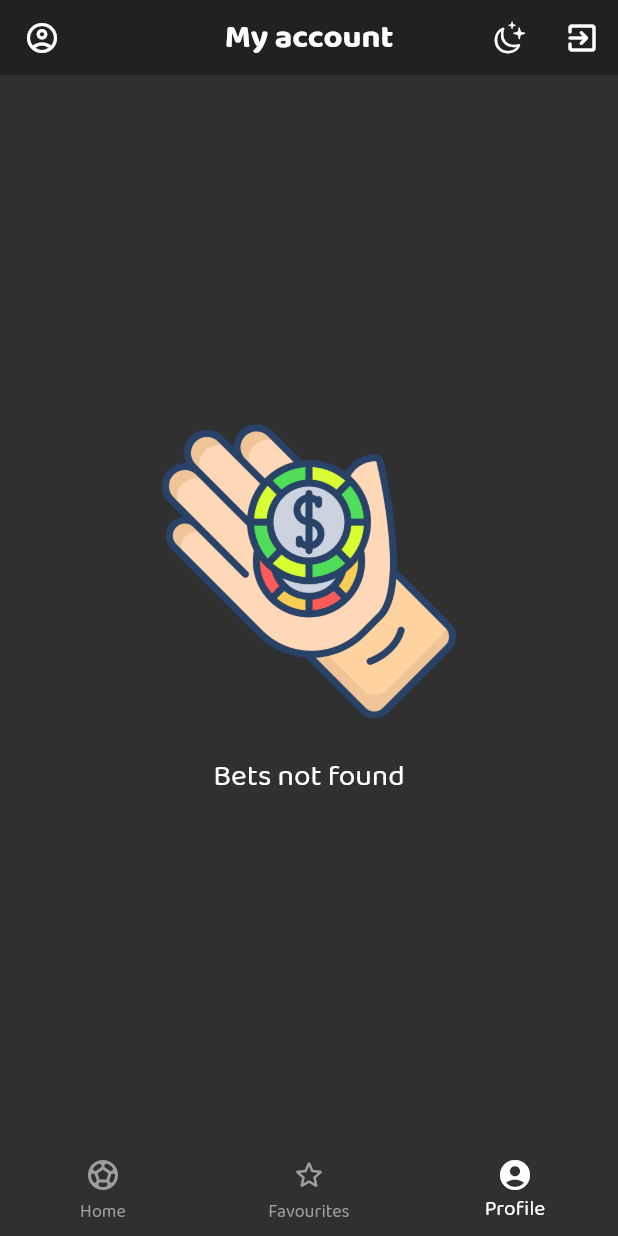
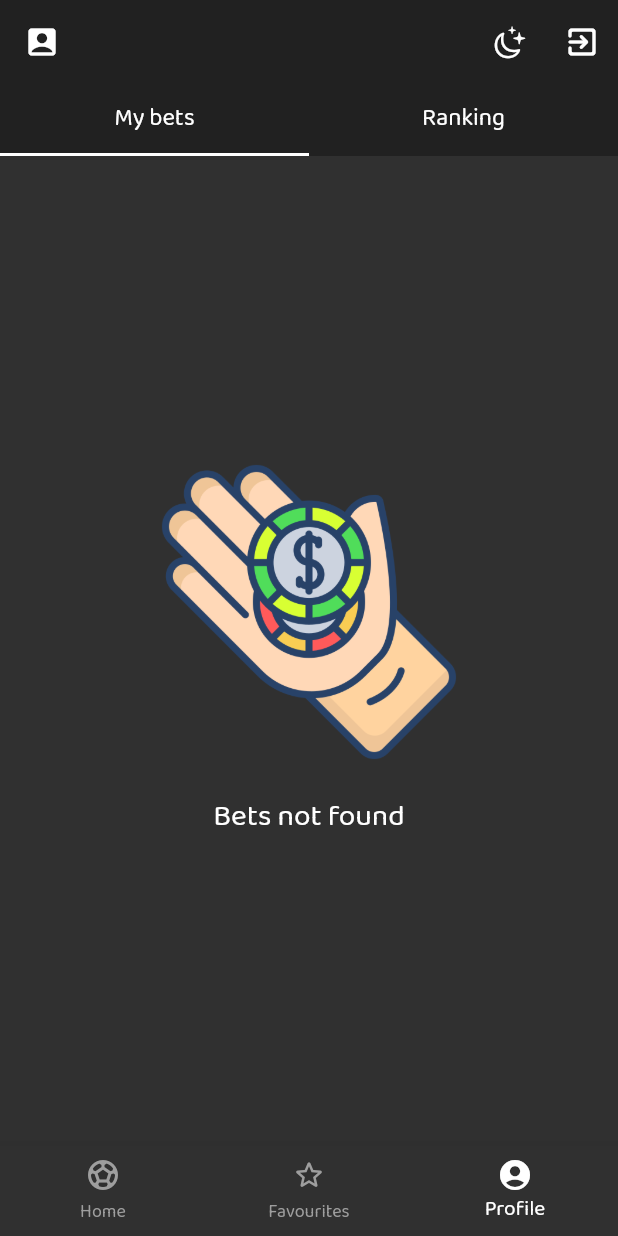
Before and after one commit to nowakmikolaj/football_app, a Flutter app: the screen it shows once a user with an empty profile is signed in, item 3 of the bottom bar chosen, on a phone screen of 412 x 824 dp. Run offline on Flutter 3.47's test engine with Material 2 defaults, Android fonts, the phone set to English and light mode, and no system bars; our stand-ins replace cloud_firestore, email_validator, firebase_auth, firebase_core, flutter_svg, grouped_list; accounts and stored records are empty.

Commit message:
Add ranking

```diff
--- a/lib/screens/profile_screen.dart
+++ b/lib/screens/profile_screen.dart
@@ -2,16 +2,13 @@ import 'package:firebase_auth/firebase_auth.dart';
 import 'package:flutter/material.dart';
 import 'package:football_app/datasources/firestore_data_source.dart';
 import 'package:football_app/models/bet.dart';
-import 'package:football_app/screens/fixture_details_screen.dart';
 import 'package:football_app/utils/actions.dart';
-import 'package:football_app/utils/app_padding.dart';
 import 'package:football_app/utils/app_size.dart';
-import 'package:football_app/utils/assets.dart';
 import 'package:football_app/utils/resources.dart';
 import 'package:football_app/widgets/center_indicator.dart';
-import 'package:football_app/widgets/custom_appbar.dart';
-import 'package:football_app/widgets/fixture_header.dart';
-import 'package:football_app/widgets/lists/empty_list.dart';
+import 'package:football_app/widgets/custom_tabbar.dart';
+import 'package:football_app/widgets/lists/bets_list.dart';
+import 'package:football_app/widgets/lists/ranking_list.dart';
 
 class ProfileScreen extends StatefulWidget {
   const ProfileScreen({super.key});
@@ -27,6 +24,11 @@ class _ProfileScreenState extends State<ProfileScreen> {
     _bets = FirestoreDataSource.instance.getBetsByUser();
   }
 
+  static const List<Widget> _tabs = [
+    CustomTabBar(name: Resources.tabBarBets),
+    CustomTabBar(name: Resources.ranking),
+  ];
+
   @override
   void initState() {
     super.initState();
@@ -37,12 +39,28 @@ class _ProfileScreenState extends State<ProfileScreen> {
   Widget build(BuildContext context) {
     final user = FirebaseAuth.instance.currentUser!;
 
-    return Scaffold(
-      appBar: CustomAppBar(
-        data: Resources.profileSceenTitle,
-        icon: Icons.account_circle_outlined,
-        backOnTap: false,
+    return DefaultTabController(
+      length: _tabs.length,
+      child: Scaffold(
+        appBar: AppBar(
+          bottom: TabBar(
+            tabs: _tabs,
+            indicatorColor: Theme.of(context).brightness == Brightness.dark
+                ? Colors.white
+                : Colors.black,
+          ),
+          elevation: 0.0,
+          centerTitle: true,
+          leading: const Icon(Icons.account_box_rounded),
+          title: Text(
+            user.email!,
+            style: const TextStyle(
+              fontWeight: FontWeight.bold,
+              fontSize: FontSize.appBarTitle,
+            ),
+          ),
           actions: [
+            getThemeModeAction(context),
             getActionSignOut(),
           ],
         ),
@@ -53,124 +71,18 @@ class _ProfileScreenState extends State<ProfileScreen> {
                 if (snapshot.connectionState == ConnectionState.done &&
                     snapshot.hasData) {
                   final bets = snapshot.data ?? [];
-                return bets.isNotEmpty
-                    ? ListView(
-                        physics: const BouncingScrollPhysics(),
+                  return TabBarView(
                     children: [
-                          Container(
-                            decoration: BoxDecoration(
-                              color: Theme.of(context).brightness ==
-                                      Brightness.dark
-                                  ? Colors.black.withOpacity(0.3)
-                                  : Colors.grey[400],
-                            ),
-                            padding: const EdgeInsets.only(
-                              top: AppPadding.p20,
-                              bottom: AppPadding.p20,
-                            ),
-                            child: Column(
-                              mainAxisAlignment: MainAxisAlignment.spaceBetween,
-                              children: [
-                                CircleAvatar(
-                                  backgroundColor:
-                                      Theme.of(context).brightness ==
-                                              Brightness.dark
-                                          ? Colors.grey[600]
-                                          : Colors.grey[400],
-                                  radius: AppSize.s30,
-                                  child: const SizedBox(
-                                    child: Image(
-                                      image: AssetImage(Assets.loginUser),
-                                    ),
-                                  ),
-                                ),
-                                const SizedBox(
-                                  height: AppSize.s15,
-                                ),
-                                Text(
-                                  user.email!,
-                                  textAlign: TextAlign.center,
-                                  style: const TextStyle(
-                                    fontSize: FontSize.subTitle,
-                                    fontWeight: FontWeights.semiBold,
-                                  ),
-                                ),
-                                const SizedBox(height: AppSize.s10),
-                                Text(
-                                  "Bets placed: ${bets.length}",
-                                  style: const TextStyle(
-                                      fontSize: FontSize.subTitle),
-                                ),
-                                Text(
-                                  "Total points: ${getPoints(bets)}",
-                                  style: const TextStyle(
-                                      fontSize: FontSize.subTitle),
-                                ),
+                      BetsList(bets: bets),
+                      RankingList(bets: bets),
                     ],
-                            ),
-                          ),
-                          Container(
-                            decoration: const BoxDecoration(
-                              color: Colors.black12,
-                            ),
-                            padding: const EdgeInsets.symmetric(
-                              vertical: AppPadding.p10,
-                            ),
-                            child: Row(
-                              mainAxisAlignment: MainAxisAlignment.center,
-                              children: const [
-                                Text(
-                                  Resources.betsHistory,
-                                  style: TextStyle(fontSize: FontSize.subTitle),
-                                ),
-                              ],
-                            ),
-                          ),
-                          ...List.generate(
-                            bets.length,
-                            (index) => GestureDetector(
-                              onTap: () => Navigator.of(context).push(
-                                MaterialPageRoute(
-                                  builder: (_) => FixtureDetailsScreen(
-                                    fixture: bets[index].fixture!,
-                                  ),
-                                ),
-                              ),
-                              child: Card(
-                                elevation: AppSize.s3,
-                                shape: RoundedRectangleBorder(
-                                  borderRadius: BorderRadius.circular(
-                                    AppSize.s25,
-                                  ),
-                                ),
-                                child: Padding(
-                                  padding: const EdgeInsetsDirectional.all(
-                                    AppSize.s5,
-                                  ),
-                                  child: FixtureHeader(
-                                    fixture: bets[index].fixture!,
-                                    bet: [bets[index]],
-                                    isHeader: false,
-                                  ),
-                                ),
-                              ),
-                            ),
-                          )
-                        ],
-                      )
-                    : const EmptyList(
-                        assetImage: Assets.noBets,
-                        message: Resources.betsNotFound,
                   );
                 } else {
                   return const CenterIndicator();
                 }
               }),
         ),
+      ),
     );
   }
-
-  int getPoints(List<Bet> bets) => bets
-      .map((e) => e.points ?? 0)
-      .reduce((value, element) => value + element);
 }
--- a/lib/utils/app_size.dart
+++ b/lib/utils/app_size.dart
@@ -21,6 +21,7 @@ class AppSize {
   static const double s35 = 35.0;
   static const double s40 = 40.0;
   static const double s45 = 45.0;
+  static const double s46 = 46.0;
   static const double s50 = 50.0;
   static const double s70 = 70.0;
   static const double s90 = 90.0;
--- a/lib/utils/resources.dart
+++ b/lib/utils/resources.dart
@@ -71,6 +71,11 @@ class Resources {
   static const placedBet = "Your bet:\t";
 
   static const profileSceenTitle = "My account";
+
+  static const tabBarBets = "My bets";
+  static const ranking = "Ranking";
+  static const rankingHeadersUser = "User";
+
   static const betsHistory = "History of your bets:";
   static const betsNotFound = "Bets not found";
 
--- /dev/null
+++ b/lib/widgets/lists/bets_list.dart
@@ -0,0 +1,107 @@
+import 'package:flutter/material.dart';
+import 'package:football_app/models/bet.dart';
+import 'package:football_app/screens/fixture_details_screen.dart';
+import 'package:football_app/utils/app_padding.dart';
+import 'package:football_app/utils/app_size.dart';
+import 'package:football_app/utils/assets.dart';
+import 'package:football_app/utils/resources.dart';
+import 'package:football_app/widgets/fixture_header.dart';
+import 'package:football_app/widgets/lists/empty_list.dart';
+
+class BetsList extends StatelessWidget {
+  const BetsList({
+    super.key,
+    required this.bets,
+  });
+
+  final List<Bet> bets;
+
+  @override
+  Widget build(BuildContext context) {
+    return bets.isNotEmpty
+        ? ListView(
+            physics: const BouncingScrollPhysics(),
+            children: [
+              Container(
+                decoration: BoxDecoration(
+                  color: Theme.of(context).brightness == Brightness.dark
+                      ? Colors.black.withOpacity(0.3)
+                      : Colors.grey[400],
+                ),
+                padding: const EdgeInsets.only(
+                  top: AppPadding.p10,
+                  bottom: AppPadding.p10,
+                ),
+                child: Column(
+                  mainAxisAlignment: MainAxisAlignment.spaceBetween,
+                  children: [
+                    Text(
+                      "Bets placed: ${bets.length}",
+                      style: const TextStyle(fontSize: FontSize.subTitle),
+                    ),
+                    Text(
+                      "Total points: ${getPoints(bets)}",
+                      style: const TextStyle(fontSize: FontSize.subTitle),
+                    ),
+                  ],
+                ),
+              ),
+              Container(
+                decoration: const BoxDecoration(
+                  color: Colors.black12,
+                ),
+                padding: const EdgeInsets.symmetric(
+                  vertical: AppPadding.p10,
+                ),
+                child: Row(
+                  mainAxisAlignment: MainAxisAlignment.center,
+                  children: const [
+                    Text(
+                      Resources.betsHistory,
+                      style: TextStyle(fontSize: FontSize.subTitle),
+                    ),
+                  ],
+                ),
+              ),
+              ...List.generate(
+                bets.length,
+                (index) => GestureDetector(
+                  onTap: () => Navigator.of(context).push(
+                    MaterialPageRoute(
+                      builder: (_) => FixtureDetailsScreen(
+                        fixture: bets[index].fixture!,
+                      ),
+                    ),
+                  ),
+                  child: Card(
+                    elevation: AppSize.s3,
+                    shape: RoundedRectangleBorder(
+                      borderRadius: BorderRadius.circular(
+                        AppSize.s25,
+                      ),
+                    ),
+                    child: Padding(
+                      padding: const EdgeInsetsDirectional.all(
+                        AppSize.s5,
+                      ),
+                      child: FixtureHeader(
+                        fixture: bets[index].fixture!,
+                        bet: [bets[index]],
+                        isHeader: false,
+                      ),
+                    ),
+                  ),
+                ),
+              )
+            ],
+          )
+        : const EmptyList(
+            assetImage: Assets.noBets,
+            message: Resources.betsNotFound,
+          );
+  }
+
+  int getPoints(List<Bet> bets) => bets
+      .map((e) => e.points ?? 0)
+      .reduce((value, element) => value + element);
+}
--- /dev/null
+++ b/lib/widgets/lists/ranking_list.dart
@@ -0,0 +1,58 @@
+import 'package:flutter/material.dart';
+import 'package:football_app/models/bet.dart';
+import 'package:football_app/models/user_rank_data.dart';
+import 'package:football_app/utils/app_size.dart';
+import 'package:football_app/utils/assets.dart';
+import 'package:football_app/utils/resources.dart';
+import 'package:football_app/widgets/lists/empty_list.dart';
+import 'package:football_app/widgets/ranking_headers.dart';
+import "package:collection/collection.dart";
+import 'package:football_app/widgets/user_rank.dart';
+
+class RankingList extends StatelessWidget {
+  const RankingList({
+    super.key,
+    required this.bets,
+  });
+
+  final List<Bet> bets;
+
+  @override
+  Widget build(BuildContext context) {
+    final grouped = groupBy(bets, (bet) => bet.userId);
+
+    List<UserRankData> ranking = [];
+    for (final key in grouped.keys) {
+      ranking.add(UserRankData(userId: key!, bets: grouped[key]!));
+    }
+
+    ranking.sort(((a, b) => a.compareTo(b)));
+
+    return bets.isNotEmpty
+        ? ListView(
+            physics: const BouncingScrollPhysics(),
+            children: [
+              const RankingHeaders(),
+              ...List.generate(
+                ranking.length,
+                (index) {
+                  return Padding(
+                    padding: const EdgeInsets.only(top: AppSize.s8),
+                    child: UserRank(
+                      rank: index + 1,
+                      userRankData: ranking[index],
+                    ),
+                  );
+                },
+              ),
+              const SizedBox(
+                height: AppSize.s20,
+              ),
+            ],
+          )
+        : const EmptyList(
+            assetImage: Assets.standingsNotFound,
+            message: Resources.standingsNotFound,
+          );
+  }
+}
--- a/pubspec.yaml
+++ b/pubspec.yaml
@@ -39,6 +39,7 @@ dependencies:
   grouped_list: ^5.1.2
   animated_theme_switcher: ^2.0.1-nullsafety.0
   email_validator: ^2.0.1
+  collection: ^1.14.13
   provider:
 
   # Firebase
```
Also changed, not shown: lib/models/user_rank_data.dart (added, +26 -0 lines), lib/widgets/ranking_headers.dart (added, +90 -0 lines), lib/widgets/user_rank.dart (added, +69 -0 lines). Lines whose indentation alone changed are shown as unchanged.
